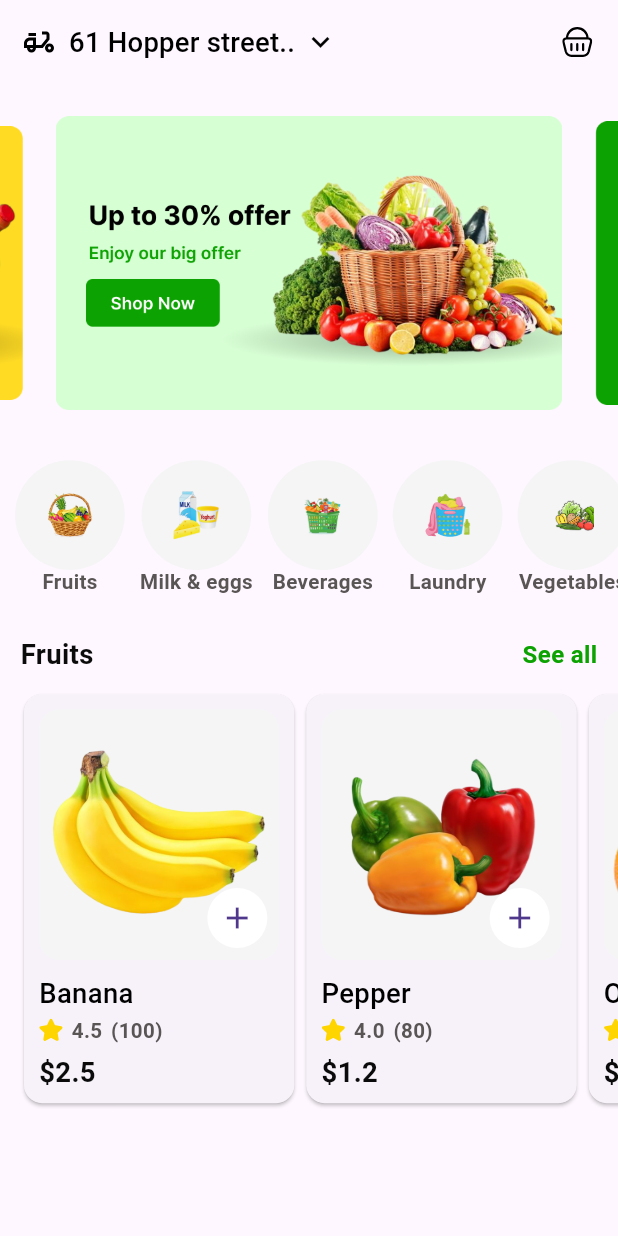
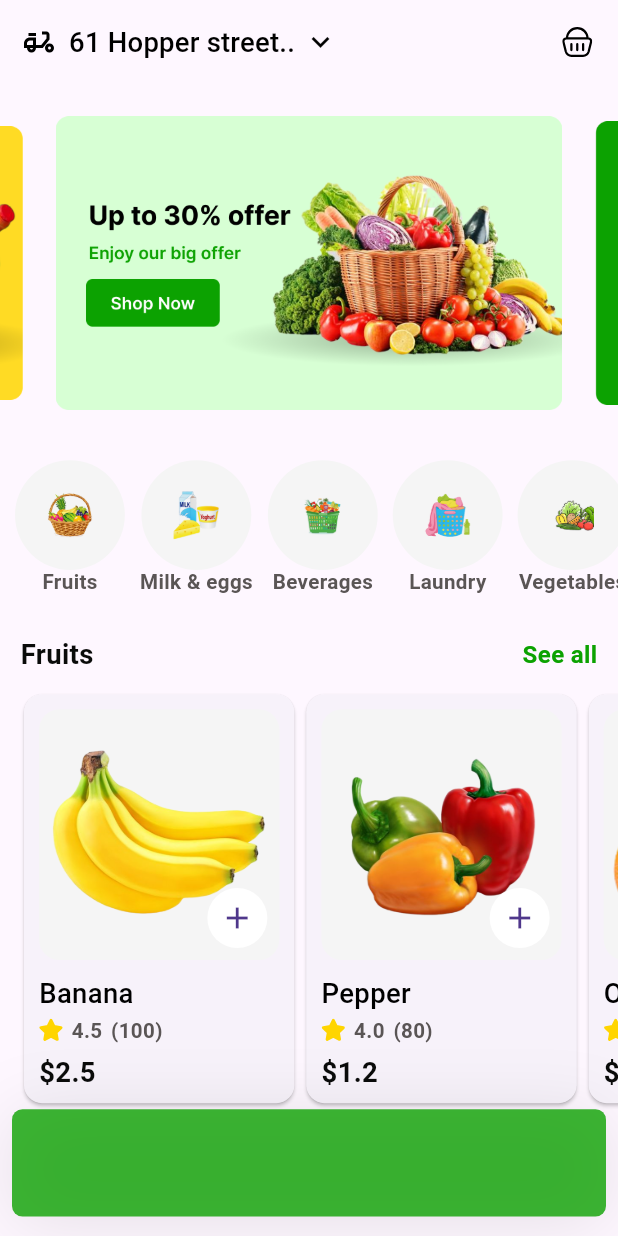
Before and after one commit to AmrElzohairy/fruits_app, a Flutter app: the screen it shows after launch, on a phone screen of 412 x 824 dp. Run offline on Flutter 3.47's test engine with Material 3 defaults, Android fonts, the phone set to English and light mode, and no system bars; drawn by our look-alikes of carousel_slider; our stand-ins replace flutter_screenutil, flutter_svg.

Commit message:
add home cart container

```diff
--- a/lib/core/utils/app_colors.dart
+++ b/lib/core/utils/app_colors.dart
@@ -2,6 +2,7 @@ import 'package:flutter/material.dart';
 
 class AppColors {
   static const Color primaryColor = Color(0xFF0CA201);
+  static const Color secondaryColor =  Color(0xCC0CA201);
   static const Color textGray = Color(0xFF5A5555);
   static const Color black = Color(0xFF000000);
   static const Color white = Color(0xFFFFFFFF);
--- a/lib/features/home/presentation/home_view.dart
+++ b/lib/features/home/presentation/home_view.dart
@@ -6,6 +6,7 @@ import 'package:fruits_app/core/utils/app_images.dart';
 import 'package:fruits_app/core/utils/app_styles.dart';
 import 'package:fruits_app/features/home/presentation/widgets/fruits_list_view.dart';
 import 'package:fruits_app/features/home/presentation/widgets/home_banners_carousal.dart';
+import 'package:fruits_app/features/home/presentation/widgets/home_cart.dart';
 import 'package:fruits_app/features/home/presentation/widgets/home_categories.dart';
 import 'package:fruits_app/features/home/presentation/widgets/see_all_widget.dart';
 
@@ -45,6 +46,7 @@ class HomeView extends StatelessWidget {
               padding: EdgeInsets.only(left: 12),
               child: FruitsListView(),
             ),
+            const HomeCart(),
           ],
         ),
       ),
--- /dev/null
+++ b/lib/features/home/presentation/widgets/home_cart.dart
@@ -0,0 +1,33 @@
+import 'package:flutter/material.dart';
+import 'package:flutter_screenutil/flutter_screenutil.dart';
+
+import '../../../../core/utils/app_colors.dart';
+
+class HomeCart extends StatelessWidget {
+  const HomeCart({super.key});
+
+  @override
+  Widget build(BuildContext context) {
+    return Padding(
+      padding: const EdgeInsets.symmetric(horizontal: 8),
+      child: Container(
+        width: double.infinity,
+        height: 60.h,
+        padding: const EdgeInsets.all(10),
+        clipBehavior: Clip.antiAlias,
+        decoration: ShapeDecoration(
+          color: AppColors.secondaryColor,
+          shape: RoundedRectangleBorder(borderRadius: BorderRadius.circular(7)),
+          shadows: const [
+            BoxShadow(
+              color: Color(0x19000000),
+              blurRadius: 40,
+              offset: Offset(0, 4),
+              spreadRadius: 0,
+            ),
+          ],
+        ),
+      ),
+    );
+  }
+}
```
